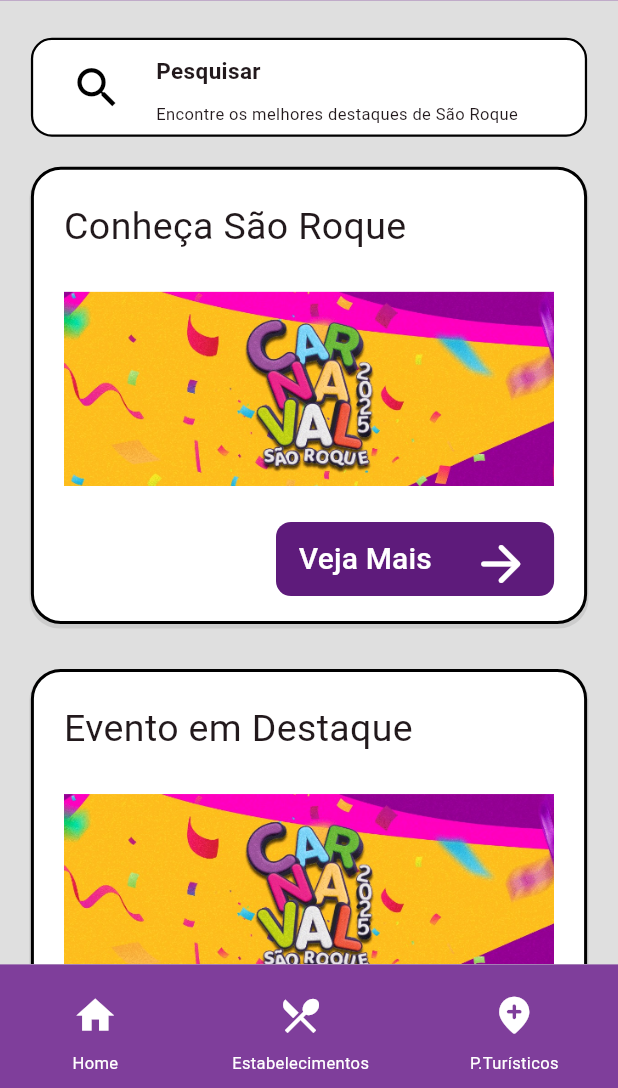
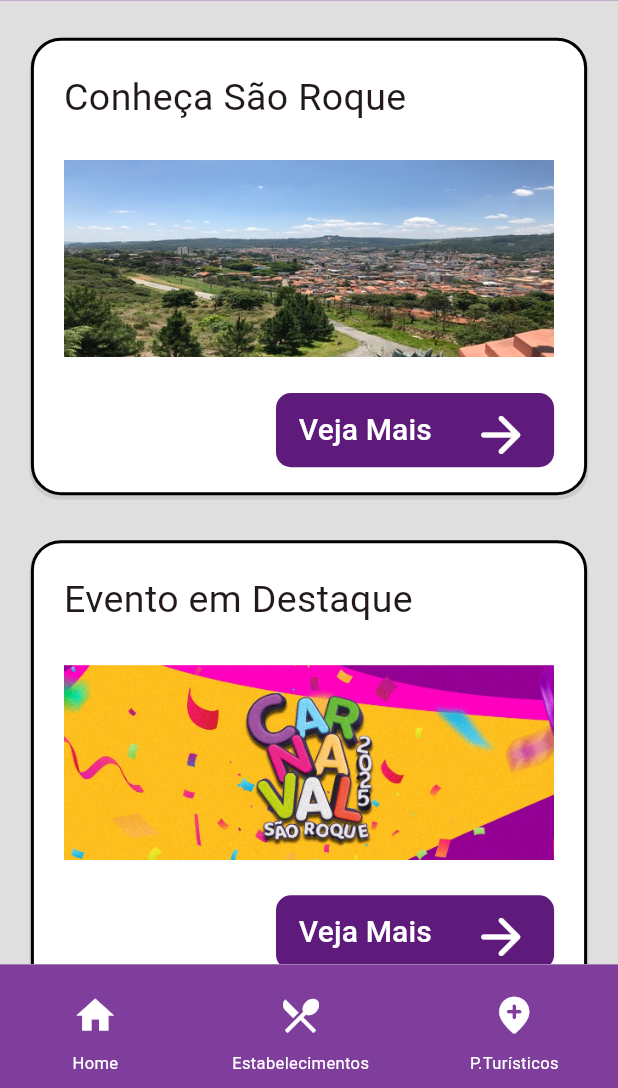
Before and after one commit to henri2005/Projeto-TG, a Flutter app: the HomeConvidado screen opened directly, on a phone screen of 412 x 824 dp, the part 148-1236 px from its top. Run offline on Flutter 3.47's test engine with Material 3 defaults, Android fonts, the phone set to English and light mode, and no system bars; our stand-ins replace dio, firebase_core, geolocator, get_storage, google_fonts, google_maps_flutter; accounts and stored records are empty; Roboto replaces fonts that are missing (Ubuntu).

Commit message:
Atualização Semanal
- Adição do parâmetro usuário na tela de mapa
- Ajustes de layout no fluxo Convidado

```diff
--- a/lib/_core/widgets/appbar.dart
+++ b/lib/_core/widgets/appbar.dart
@@ -76,7 +76,10 @@
                 onPressed: () {
                   Navigator.push(
                     context,
-                    MaterialPageRoute(builder: (context) => MapaPage()),
+                    MaterialPageRoute(
+                      builder:
+                          (context) => MapaPage(usuarioLogado: usuarioLogado),
+                    ),
                   );
                 },
                 child: Text(
--- a/lib/pages/convidado/home_page.dart
+++ b/lib/pages/convidado/home_page.dart
@@ -34,53 +34,6 @@
                 children: [
                   Container(
                     width: MediaQuery.of(context).size.width * 0.9,
-                    height: MediaQuery.of(context).size.height * 0.08,
-                    decoration: BoxDecoration(
-                      color: Colors.white,
-                      borderRadius: BorderRadius.circular(14),
-                      border: Border.all(color: Colors.black, width: 1.5),
-                    ),
-                    child: Row(
-                      mainAxisAlignment: MainAxisAlignment.start,
-                      children: [
-                        Padding(
-                          padding: const EdgeInsets.only(left: 25),
-                          child: Icon(
-                            Icons.search,
-                            color: Colors.black,
-                            size: 35,
-                          ),
-                        ),
-
-                        Padding(
-                          padding: const EdgeInsets.symmetric(
-                            vertical: 10.0,
-                            horizontal: 22.0,
-                          ),
-                          child: Column(
-                            crossAxisAlignment: CrossAxisAlignment.start,
-                            spacing: 10,
-                            children: [
-                              Text(
-                                "Pesquisar",
-                                style: TextStyle(
-                                  fontWeight: FontWeight.bold,
-                                  fontSize: 15,
-                                ),
-                              ),
-                              Text(
-                                "Encontre os melhores destaques de São Roque",
-                                style: TextStyle(fontSize: 11),
-                              ),
-                            ],
-                          ),
-                        ),
-                      ],
-                    ),
-                  ),
-
-                  Container(
-                    width: MediaQuery.of(context).size.width * 0.9,
                     height: MediaQuery.of(context).size.height * 0.37,
                     padding: EdgeInsets.all(20),
                     margin: EdgeInsets.only(bottom: 10.0),
@@ -105,7 +58,7 @@
                           style: TextStyle(fontSize: 25),
                         ),
                         Image.asset(
-                          'assets/imagens/carnaval.png',
+                          'assets/imagens/saoroque.jpg',
                           width: MediaQuery.of(context).size.width,
                           height: MediaQuery.of(context).size.height * 0.2,
                         ),
--- a/lib/pages/home_page.dart
+++ b/lib/pages/home_page.dart
@@ -219,7 +219,9 @@
                             altura: 0.06,
                             icone: Icons.arrow_forward_rounded,
                             texto: 'Veja Mais',
-                            pagina: MapaPage(),
+                            pagina: MapaPage(
+                              usuarioLogado: widget.usuarioLogado,
+                            ),
                           ),
                         ],
                       ),
```
Also changed, not shown: lib/controller/locaiscontroller.dart (+42 -9 lines), lib/pages/convidado/mapa_page.dart (+11 -11 lines), lib/pages/mapa_page.dart (+51 -16 lines), lib/pages/roteiro_page.dart (+56 -10 lines), 2 other files.
